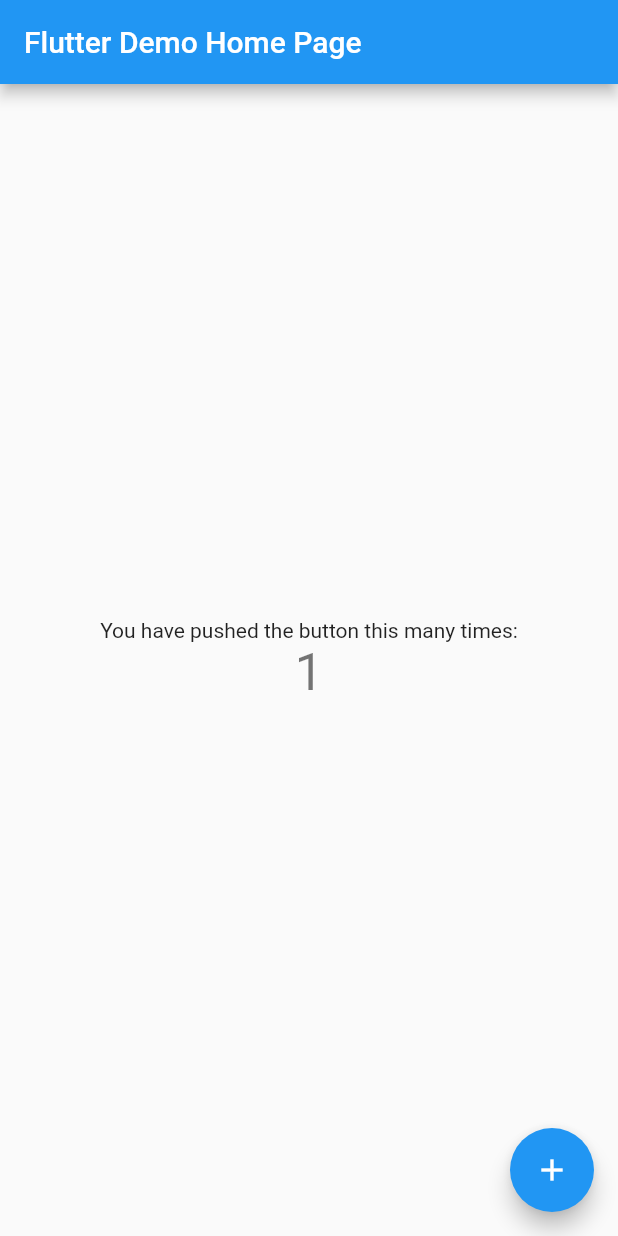
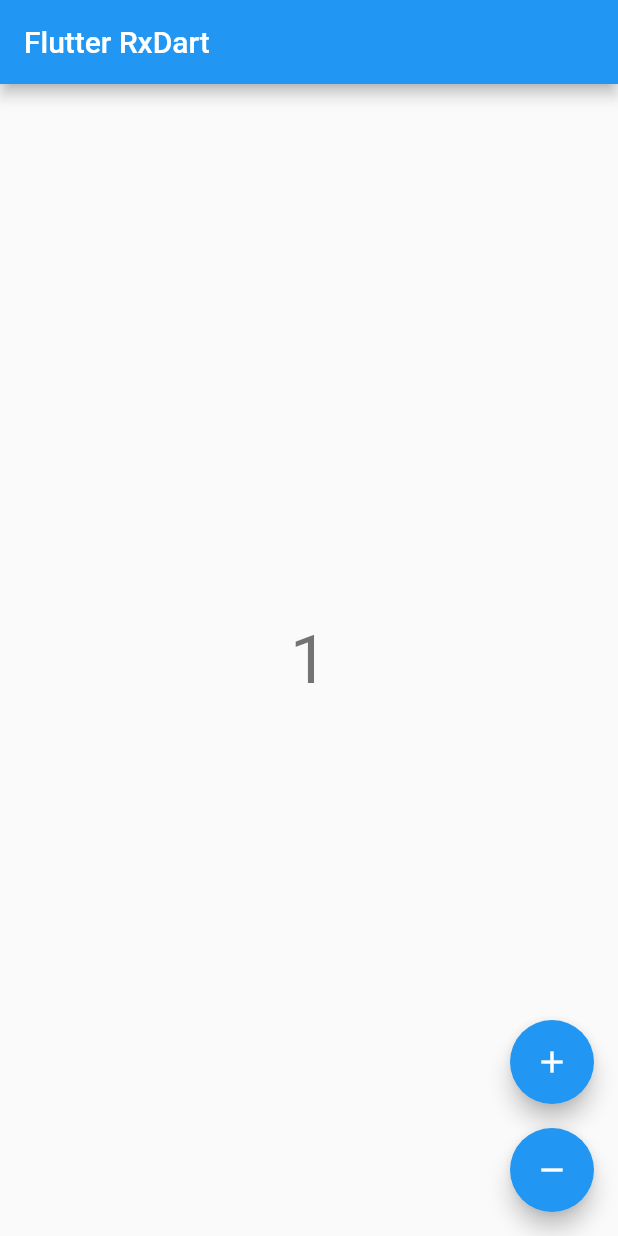
Before and after one commit to rahmansaleh/bloc_example, a Flutter app: the screen it shows after launch, after a tap on the "add" icon, on a phone screen of 412 x 824 dp. Run offline on Flutter 3.47's test engine with Material 2 defaults, Android fonts, the phone set to English and light mode, and no system bars; our stand-ins replace rxdart.

Commit message:
Update main.dart
increment UI using RxDart

```diff
--- a/lib/main.dart
+++ b/lib/main.dart
@@ -1,3 +1,4 @@
+import 'package:bloc_example/counter_bloc.dart';
 import 'package:flutter/material.dart';
 
 void main() => runApp(MyApp());
@@ -20,92 +21,65 @@ class MyApp extends StatelessWidget {
         // is not restarted.
         primarySwatch: Colors.blue,
       ),
-      home: MyHomePage(title: 'Flutter Demo Home Page'),
+      home: MyHomePage(),
     );
   }
 }
 
 class MyHomePage extends StatefulWidget {
-  MyHomePage({Key key, this.title}) : super(key: key);
-
-  // This widget is the home page of your application. It is stateful, meaning
-  // that it has a State object (defined below) that contains fields that affect
-  // how it looks.
-
-  // This class is the configuration for the state. It holds the values (in this
-  // case the title) provided by the parent (in this case the App widget) and
-  // used by the build method of the State. Fields in a Widget subclass are
-  // always marked "final".
-
-  final String title;
-
   @override
   _MyHomePageState createState() => _MyHomePageState();
 }
 
 class _MyHomePageState extends State<MyHomePage> {
-  int _counter = 0;
+  CounterBloc _counterBloc = CounterBloc(0);
 
-  void _incrementCounter() {
-    setState(() {
-      // This call to setState tells the Flutter framework that something has
-      // changed in this State, which causes it to rerun the build method below
-      // so that the display can reflect the updated values. If we changed
-      // _counter without calling setState(), then the build method would not be
-      // called again, and so nothing would appear to happen.
-      _counter++;
-    });
+  @override
+  Widget build(BuildContext context) {
+    return Scaffold(
+      appBar: AppBar(
+        title: new Text('Flutter RxDart'),
+      ),
+      body: SafeArea(
+        child: new Center(
+          child: StreamBuilder<int>(
+            stream: _counterBloc.counterObservable,
+            builder: (_, s){
+
+              return Text(
+                "${s.data}",
+                style: Theme.of(context).textTheme.display2,
+              );
+            },
+          ),
+        ),
+      ),
+      floatingActionButton: new Column(
+        mainAxisAlignment: MainAxisAlignment.end,
+        children: <Widget>[
+
+          FloatingActionButton(
+            child: Icon(Icons.add),
+            onPressed: () => _counterBloc.increment(),
+          ),
+
+          SizedBox(
+            height: 16.0,
+          ),
+
+          FloatingActionButton(
+            child: Icon(Icons.remove),
+            onPressed: () => _counterBloc.decrement(),
+          ),
+        ],
+      ),
+
+    );
   }
 
   @override
-  Widget build(BuildContext context) {
-    // This method is rerun every time setState is called, for instance as done
-    // by the _incrementCounter method above.
-    //
-    // The Flutter framework has been optimized to make rerunning build methods
-    // fast, so that you can just rebuild anything that needs updating rather
-    // than having to individually change instances of widgets.
-    return Scaffold(
-      appBar: AppBar(
-        // Here we take the value from the MyHomePage object that was created by
-        // the App.build method, and use it to set our appbar title.
-        title: Text(widget.title),
-      ),
-      body: Center(
-        // Center is a layout widget. It takes a single child and positions it
-        // in the middle of the parent.
-        child: Column(
-          // Column is also layout widget. It takes a list of children and
-          // arranges them vertically. By default, it sizes itself to fit its
-          // children horizontally, and tries to be as tall as its parent.
-          //
-          // Invoke "debug painting" (press "p" in the console, choose the
-          // "Toggle Debug Paint" action from the Flutter Inspector in Android
-          // Studio, or the "Toggle Debug Paint" command in Visual Studio Code)
-          // to see the wireframe for each widget.
-          //
-          // Column has various properties to control how it sizes itself and
-          // how it positions its children. Here we use mainAxisAlignment to
-          // center the children vertically; the main axis here is the vertical
-          // axis because Columns are vertical (the cross axis would be
-          // horizontal).
-          mainAxisAlignment: MainAxisAlignment.center,
-          children: <Widget>[
-            Text(
-              'You have pushed the button this many times:',
-            ),
-            Text(
-              '$_counter',
-              style: Theme.of(context).textTheme.display1,
-            ),
-          ],
-        ),
-      ),
-      floatingActionButton: FloatingActionButton(
-        onPressed: _incrementCounter,
-        tooltip: 'Increment',
-        child: Icon(Icons.add),
-      ), // This trailing comma makes auto-formatting nicer for build methods.
-    );
+  void dispose() {
+    _counterBloc.dispose();
+    super.dispose();
   }
 }
```
